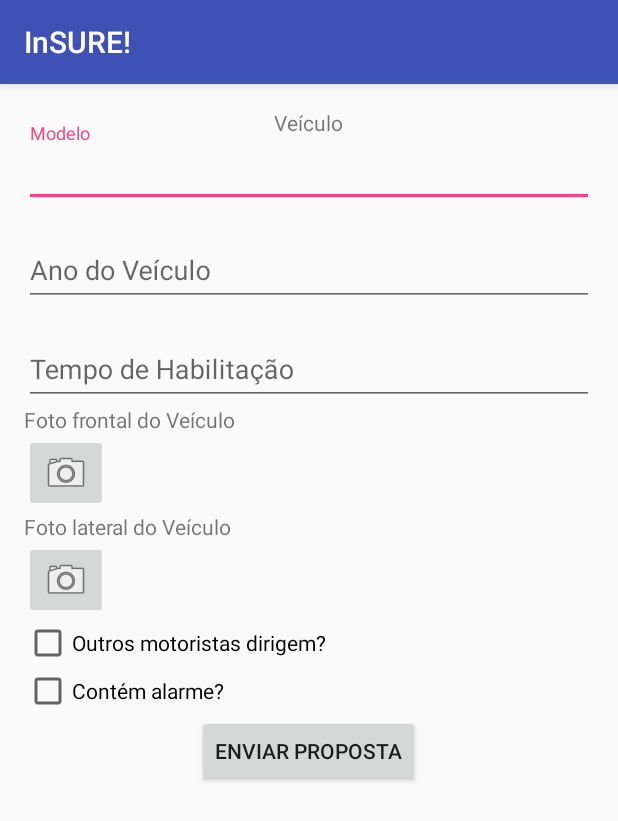
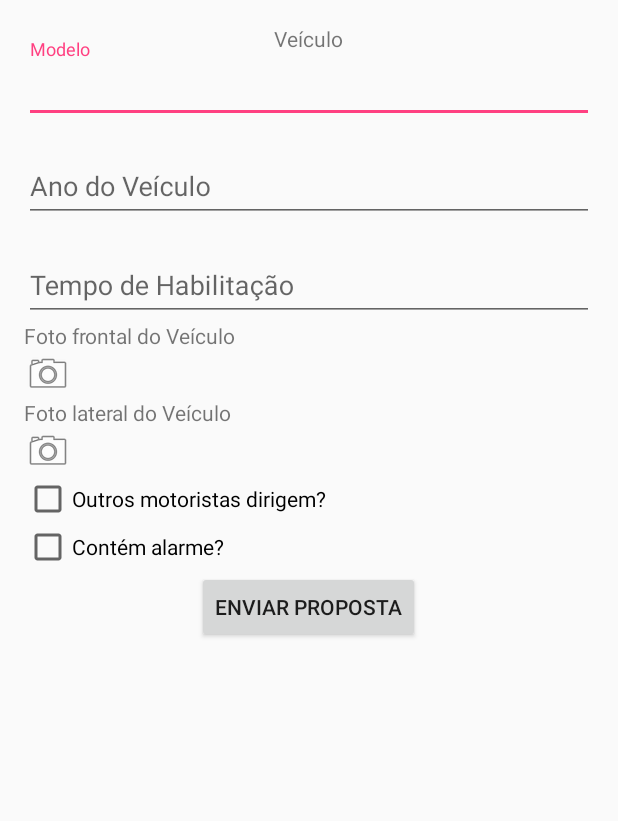
Before and after one commit to WesleyNL/Hackathon-Barueri, an Android app: the CadastrarPropostaActivity screen opened directly, with no data from a screen before it, on a phone screen of 412 x 824 dp. Shown: the top 821 px of the screen. Run offline under Robolectric (Android 15) with nearby library versions, the phone set to English and light mode, and no system bars; pictures from the network do not load; 1 statement that could not run was skipped.

Commit message:
Ajustes ImageView
ImageButtons alterados para ImageViews

```diff
--- a/Sistema/app/src/main/java/br/com/insure/activity/CadastrarPropostaActivity.java
+++ b/Sistema/app/src/main/java/br/com/insure/activity/CadastrarPropostaActivity.java
@@ -1,13 +1,4 @@
 package br.com.insure.activity;
-
-import android.app.AlertDialog;
-import android.content.DialogInterface;
-import android.content.Intent;
-import android.graphics.drawable.BitmapDrawable;
-import android.support.design.widget.TextInputLayout;
-import android.support.v7.app.AppCompatActivity;
-import android.os.Bundle;
-import android.view.View;
 
 import br.com.insure.R;
 import br.com.insure.business.ContratoDAO;
@@ -15,19 +6,28 @@ import br.com.insure.business.Veiculo;
 import br.com.insure.utilidades.FuncoesData;
 import br.com.insure.utilidades.Utils;
 
+import android.graphics.drawable.BitmapDrawable;
+import android.widget.ImageView;
+
+import android.app.Activity;
+import android.app.AlertDialog;
+import android.content.DialogInterface;
+import android.content.Intent;
+import android.os.Bundle;
+import android.support.design.widget.TextInputLayout;
+import android.view.View;
 import android.widget.CheckBox;
-import android.widget.ImageButton;
 import android.widget.Toast;
 
-public class CadastrarPropostaActivity extends AppCompatActivity {
+public class CadastrarPropostaActivity extends Activity {
 
     private final int FOTO_FRONTAL = 0;
     private final int FOTO_LATERAL = 1;
 
     private ContratoDAO objContratoDAO;
 
-    private ImageButton imgFotoFrontal;
-    private ImageButton imgFotoLateral;
+    private ImageView imgFotoFrontal;
+    private ImageView imgFotoLateral;
 
     private TextInputLayout txtModelo;
     private TextInputLayout txtAno;
@@ -42,8 +42,8 @@ public class CadastrarPropostaActivity extends AppCompatActivity {
 
         objContratoDAO = new ContratoDAO();
 
-        imgFotoFrontal = (ImageButton) findViewById(R.id.imgFotoFrontal);
-        imgFotoLateral = (ImageButton) findViewById(R.id.imgFotoLateral);
+        imgFotoFrontal = (ImageView) findViewById(R.id.imgFotoFrontal);
+        imgFotoLateral = (ImageView) findViewById(R.id.imgFotoLateral);
 
         txtTempoHabilitacao = (TextInputLayout) findViewById(R.id.txtTempoHabilitacao);;
         txtModelo = (TextInputLayout) findViewById(R.id.txtModelo);
--- a/Sistema/app/src/main/res/layout/activity_cadastrar_proposta.xml
+++ b/Sistema/app/src/main/res/layout/activity_cadastrar_proposta.xml
@@ -72,7 +72,7 @@
                 android:id="@+id/lblFotoFrontal"
                 android:layout_below="@id/txtTempoHabilitacao" />
 
-            <ImageButton
+            <ImageView
                 android:layout_width="wrap_content"
                 android:layout_height="wrap_content"
                 android:id="@+id/imgFotoFrontal"
@@ -87,7 +87,7 @@
                 android:id="@+id/lblFotoLateral"
                 android:layout_below="@id/imgFotoFrontal" />
 
-            <ImageButton
+            <ImageView
                 android:layout_width="wrap_content"
                 android:layout_height="wrap_content"
                 android:id="@+id/imgFotoLateral"
```
